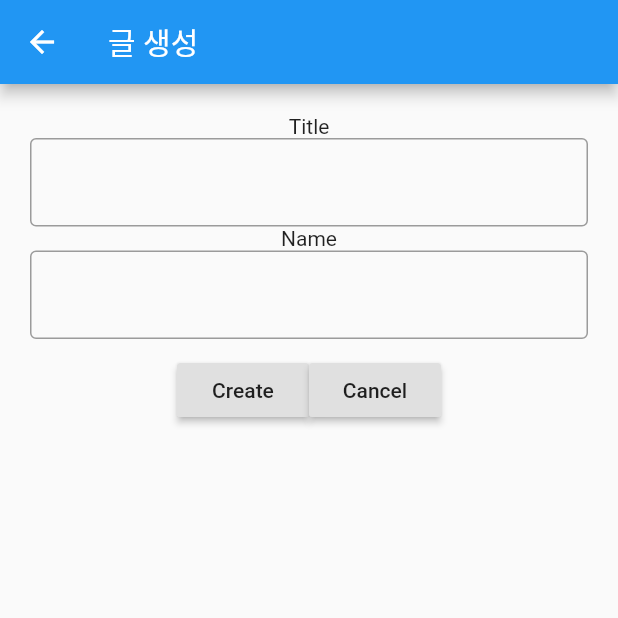
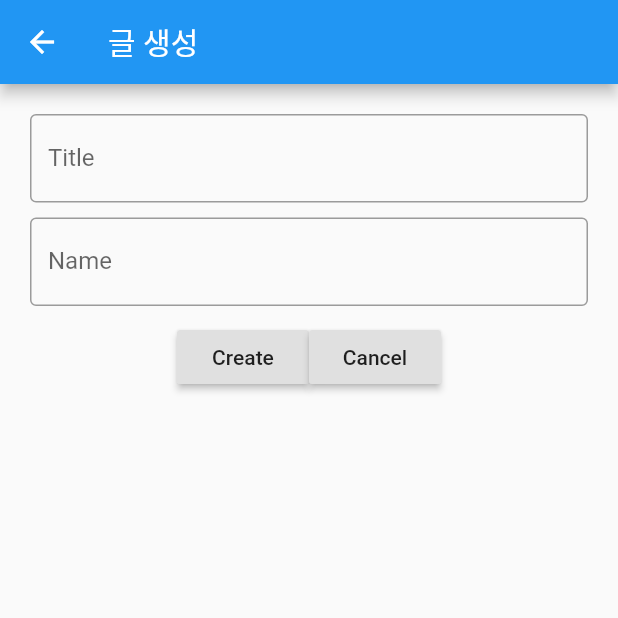
Before and after one commit to jihun-24k/simple_crud_with_flutter, a Flutter app: the screen it shows after launch, after a tap on the "add" icon, on a phone screen of 412 x 824 dp, the top half of it. Run offline on Flutter 3.47's test engine with Material 2 defaults, Android fonts, the phone set to English and light mode, and no system bars.

Commit message:
Text label

```diff
--- a/lib/page_create.dart
+++ b/lib/page_create.dart
@@ -36,16 +36,21 @@ class CreatePageState extends State<CreatePage>{
         padding: EdgeInsets.fromLTRB(20, 20, 20, 20),
         child: Column(
           children: <Widget>[
-            Text('Title'),
             TextFormField(
               keyboardType: TextInputType.text,
-              decoration: InputDecoration(border: OutlineInputBorder()),
+              decoration: InputDecoration(
+                border: OutlineInputBorder(),
+                labelText: 'Title',
+              ),
               controller: _titleContoller,
             ),
-            Text('Name'),
+            SizedBox(height: 10.0),
             TextFormField(
               keyboardType: TextInputType.text,
-              decoration: InputDecoration(border: OutlineInputBorder()),
+              decoration: InputDecoration(
+                border: OutlineInputBorder(),
+                labelText: 'Name',
+              ),
               controller: _nameContoller,
             ),
             SizedBox(height: 10.0),
--- a/lib/page_main.dart
+++ b/lib/page_main.dart
@@ -26,15 +26,14 @@ class MainPageState extends State<MainPage>{
           children: <Widget>[
             // Coulmn 안에는 Expanded로 리스트를 추가
             Expanded(
-                child: ListView(
-                  children: [
-                  ],
-                )),
+              child: ListView(
+
+              ),
+            ),
             Row(
               mainAxisAlignment: MainAxisAlignment.end,
               children: <Widget>[
                 FloatingActionButton(
-                    //ToDo 눌리면 Create부분으로..!
                     onPressed: () => {_onAdd()},
                     child: Icon(Icons.add),
                     ),
--- a/lib/page_state.dart
+++ b/lib/page_state.dart
@@ -3,6 +3,7 @@ import 'package:flutter/material.dart';
 class SimpleState extends ChangeNotifier{
   late String _title;
   late String _name;
+  List<SimpleState> items = [];
 
   void setPost(String title, String name){
     _title = title;
```
Also changed, not shown: lib/page_route.dart (line endings or trailing spaces).
